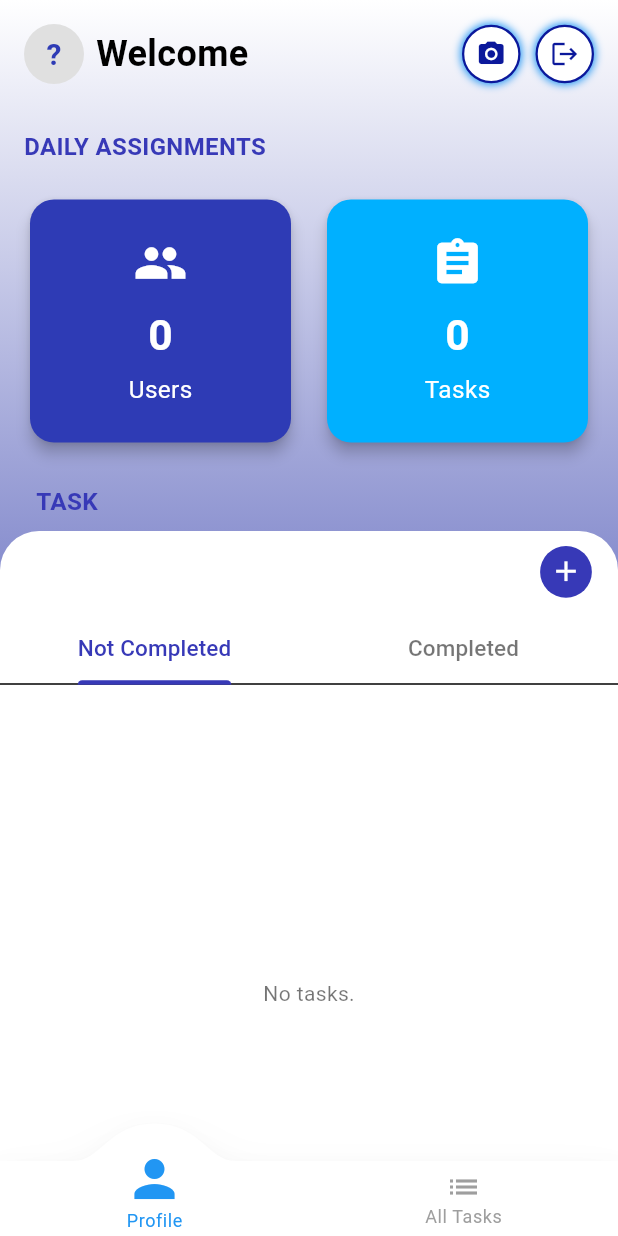
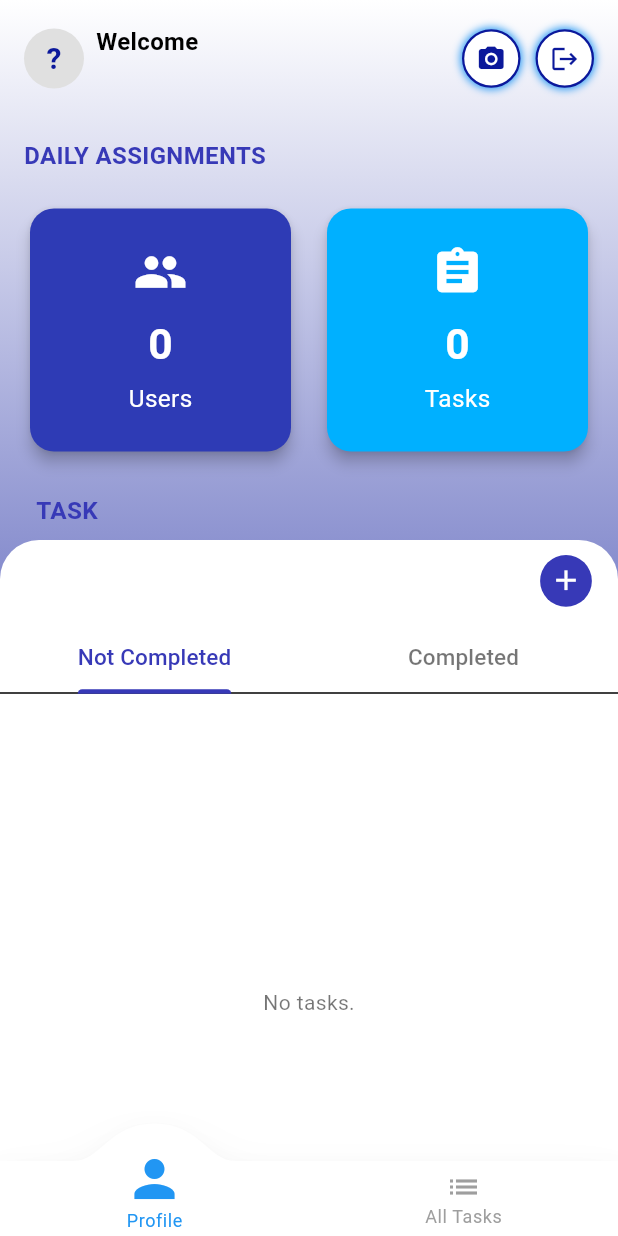
Before and after one commit to danielcyudoncy/task, a Flutter app: the AdminDashboardScreen screen opened by its route, on a phone screen of 412 x 824 dp. Run offline on Flutter 3.47's test engine with Material 3 defaults, Android fonts, the phone set to English and light mode, and no system bars; drawn by our look-alikes of convex_bottom_bar; our stand-ins replace cloud_firestore, cloud_functions, firebase_analytics, firebase_auth, firebase_core, firebase_messaging and 11 more; accounts and stored records are empty.

Commit message:
save update

```diff
--- a/lib/widgets/header_widget.dart
+++ b/lib/widgets/header_widget.dart
@@ -9,10 +9,12 @@ class HeaderWidget extends StatelessWidget {
 
   @override
   Widget build(BuildContext context) {
+
     return Row(
       mainAxisAlignment: MainAxisAlignment.spaceBetween,
       children: [
-        Row(
+        Expanded(
+          child: Row(
             children: [
               CircleAvatar(
                 radius: 20,
@@ -26,21 +28,34 @@ class HeaderWidget extends StatelessWidget {
                             ? authController.fullName.value[0].toUpperCase()
                             : '?',
                         style: const TextStyle(
-                          fontSize: 20, fontWeight: FontWeight.bold),
+                          fontSize: 20,
+                          fontWeight: FontWeight.bold,
+                          color:
+                              Color(0xFF0B189B), // Set text color to blue
+                        ),
                       )
                     : null,
               ),
               const SizedBox(width: 8),
+              Expanded(
+                child: Column(
+                  crossAxisAlignment: CrossAxisAlignment.start,
+                  children: [
                     const Text(
                       'Welcome',
-              style: TextStyle(fontSize: 24, fontWeight: FontWeight.bold),
+                      style:
+                          TextStyle(fontSize: 16, fontWeight: FontWeight.bold),
                     ),
-            const SizedBox(width: 8),
                     Text(
                       authController.fullName.value,
-              style: const TextStyle(fontSize: 24),
+                      style: const TextStyle(fontSize: 16),
+                      overflow: TextOverflow.ellipsis,
                     ),
                   ],
+                ),
+              ),
+            ],
+          ),
         ),
         Row(
           children: [
```
Lines whose indentation alone changed are shown as unchanged.
